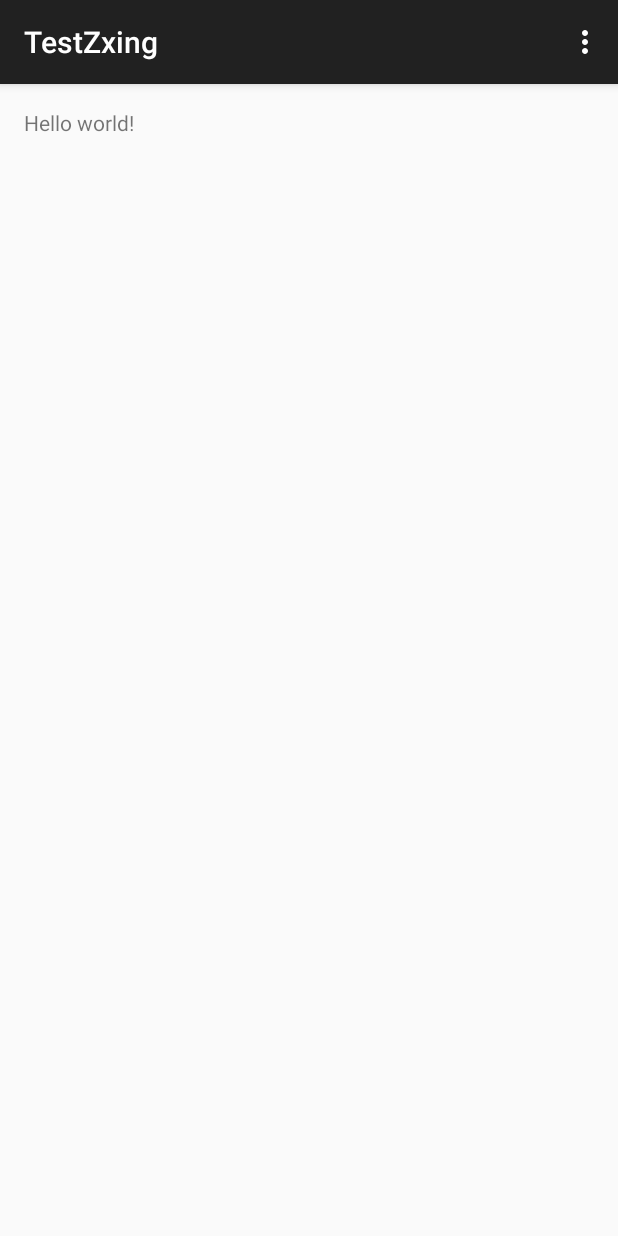
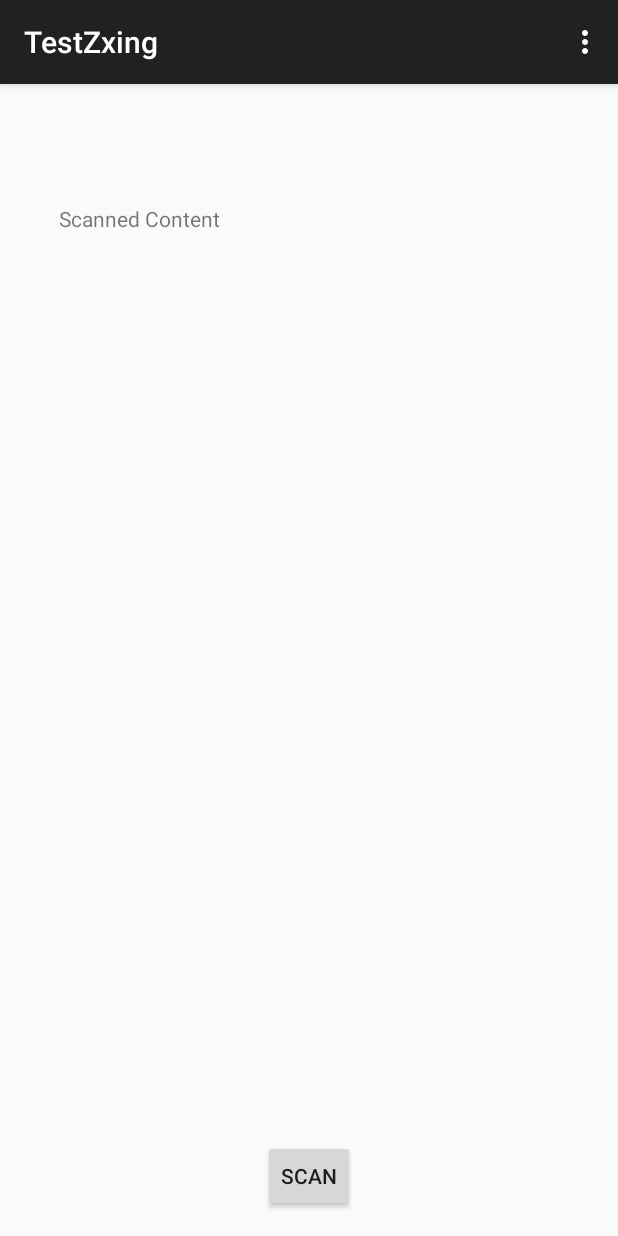
Before and after one commit to DarkSpyro003/CityGame, an Android app: the screen it shows after launch (MainActivity), on a phone screen of 412 x 824 dp. Run offline under Robolectric (Android 15) with nearby library versions, the phone set to English and light mode, and no system bars; libraries missing offline, so code that uses them is left out: com.google.zxing.integration.

Commit message:
Implemented zxing testapp

```diff
--- a/TestApps/TestZxing/app/build.gradle
+++ b/TestApps/TestZxing/app/build.gradle
@@ -22,4 +22,6 @@ android {
 dependencies {
     compile fileTree(dir: 'libs', include: ['*.jar'])
     compile 'com.android.support:appcompat-v7:21.0.3'
+    compile 'com.google.zxing:core:3.1.0'
+    compile 'com.google.zxing:android-integration:3.1.0'
 }
--- a/TestApps/TestZxing/app/src/main/AndroidManifest.xml
+++ b/TestApps/TestZxing/app/src/main/AndroidManifest.xml
@@ -1,6 +1,7 @@
 <?xml version="1.0" encoding="utf-8"?>
 <manifest xmlns:android="http://schemas.android.com/apk/res/android"
     package="com.test.jorne.testzxing" >
+    <uses-feature android:name="android.hardware.camera" />
 
     <application
         android:allowBackup="true"
--- a/TestApps/TestZxing/app/src/main/java/com/test/jorne/testzxing/MainActivity.java
+++ b/TestApps/TestZxing/app/src/main/java/com/test/jorne/testzxing/MainActivity.java
@@ -1,9 +1,16 @@
 package com.test.jorne.testzxing;
 
+import android.content.Intent;
 import android.support.v7.app.ActionBarActivity;
 import android.os.Bundle;
 import android.view.Menu;
 import android.view.MenuItem;
+import android.view.View;
+import android.widget.Button;
+import android.widget.TextView;
+
+import com.google.zxing.integration.android.IntentIntegrator;
+import com.google.zxing.integration.android.IntentResult;
 
 
 public class MainActivity extends ActionBarActivity {
@@ -12,6 +19,21 @@ public class MainActivity extends ActionBarActivity {
     protected void onCreate(Bundle savedInstanceState) {
         super.onCreate(savedInstanceState);
         setContentView(R.layout.activity_main);
+
+        Button button = (Button) findViewById(R.id.button);
+        button.setOnClickListener(new View.OnClickListener() {
+            @Override
+            public void onClick(View v)
+            {
+                IntentIntegrator integrator = new IntentIntegrator(MainActivity.this);
+                integrator.addExtra("SCAN_WIDTH", 640);
+                integrator.addExtra("SCAN_HEIGHT", 480);
+                integrator.addExtra("SCAN_MODE", "QR_CODE_MODE");
+                //customize
+                integrator.addExtra("PROMPT_MESSAGE", "SCANNER_START");
+                integrator.initiateScan(IntentIntegrator.QR_CODE_TYPES);
+            }
+        });
     }
 
 
@@ -36,4 +58,19 @@ public class MainActivity extends ActionBarActivity {
 
         return super.onOptionsItemSelected(item);
     }
+
+    @Override
+    public void onActivityResult(int requestCode, int resultCode, Intent intent)
+    {
+        IntentResult result = IntentIntegrator.parseActivityResult(requestCode, resultCode, intent);
+        if(result != null)
+        {
+            String contents = result.getContents();
+            if(contents != null)
+            {
+                TextView text = (TextView) findViewById(R.id.textView);
+                text.setText(result.toString());
+            }
+        }
+    }
 }
--- a/TestApps/TestZxing/app/src/main/res/layout/activity_main.xml
+++ b/TestApps/TestZxing/app/src/main/res/layout/activity_main.xml
@@ -5,7 +5,26 @@
     android:paddingTop="@dimen/activity_vertical_margin"
     android:paddingBottom="@dimen/activity_vertical_margin" tools:context=".MainActivity">
 
-    <TextView android:text="@string/hello_world" android:layout_width="wrap_content"
-        android:layout_height="wrap_content" />
+    <Button
+        style="?android:attr/buttonStyleSmall"
+        android:layout_width="wrap_content"
+        android:layout_height="wrap_content"
+        android:text="Scan"
+        android:id="@+id/button"
+        android:layout_alignParentBottom="true"
+        android:layout_centerHorizontal="true"
+        />
 
+    <TextView
+        android:layout_width="wrap_content"
+        android:layout_height="wrap_content"
+        android:textAppearance="?android:attr/textAppearanceSmall"
+        android:text="Scanned Content"
+        android:id="@+id/textView"
+        android:layout_alignParentTop="true"
+        android:layout_alignParentLeft="true"
+        android:layout_alignParentStart="true"
+        android:layout_marginLeft="23dp"
+        android:layout_marginStart="23dp"
+        android:layout_marginTop="64dp" />
 </RelativeLayout>
```
Also changed, not shown: 1 other file.
